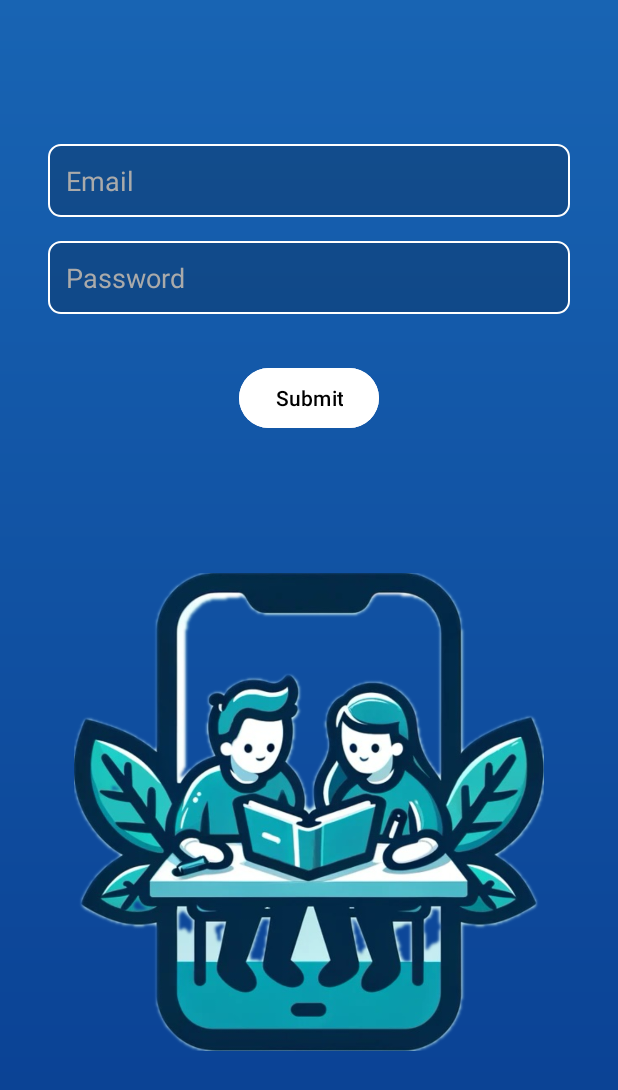
After one commit to T-A-Winter/StudyMate, an Android app: the LoginEmail screen opened directly, with no data from a screen before it, on a phone screen of 412 x 824 dp. The commit adds this screen. Shown: the top 1090 px of the screen. Run offline under Robolectric (Android 15) with nearby library versions, the light colour scheme and no system bars; Roboto replaces fonts that are not available here.

Commit message:
Added Login Email screen

```diff
--- a/app/src/main/AndroidManifest.xml
+++ b/app/src/main/AndroidManifest.xml
@@ -16,6 +16,9 @@
         android:supportsRtl="true"
         android:theme="@style/Theme.StudyMate"
         tools:targetApi="31">
+        <activity
+            android:name=".LoginEmail"
+            android:exported="false" />
         <activity
             android:name=".SettingsActivity"
             android:exported="false" />
--- a/app/src/main/java/univie/hci/studymate/CreateAccount.java
+++ b/app/src/main/java/univie/hci/studymate/CreateAccount.java
@@ -27,7 +27,7 @@ public class CreateAccount extends AppCompatActivity {
     private University selectedUniversity;
     private Spinner tagSpinner;
 
-    // ActivityResultLauncher für das Ergebnis nach Auswahl des Bildes
+
     private final ActivityResultLauncher<Intent> mGetContent = registerForActivityResult(new ActivityResultContracts.StartActivityForResult(),
             result -> {
                 if (result.getResultCode() == RESULT_OK && result.getData() != null) {
--- /dev/null
+++ b/app/src/main/java/univie/hci/studymate/LoginEmail.java
@@ -0,0 +1,44 @@
+package univie.hci.studymate;
+
+import android.content.Intent;
+import android.os.Bundle;
+import android.view.View;
+import android.widget.Button;
+import android.widget.EditText;
+
+import androidx.appcompat.app.AppCompatActivity;
+
+public class LoginEmail extends AppCompatActivity {
+
+    private EditText emailEditText, passwordEditText;
+    private Button submitLoginButton;
+
+    @Override
+    protected void onCreate(Bundle savedInstanceState) {
+        super.onCreate(savedInstanceState);
+        setContentView(R.layout.activity_login_email);
+
+        emailEditText = findViewById(R.id.emailEditText);
+        passwordEditText = findViewById(R.id.passwordEditText);
+        submitLoginButton = findViewById(R.id.submitLoginButton);
+
+        submitLoginButton.setOnClickListener(new View.OnClickListener() {
+            @Override
+            public void onClick(View v) {
+                // prüft ob daten gültig sind bzw. felder leer sind "validateCredentials
+                if (checkInputs(emailEditText.getText().toString(), passwordEditText.getText().toString())) {
+                    Intent intent = new Intent(LoginEmail.this, MatchingAlgorithm.class);
+                    startActivity(intent);
+                } else {
+                    emailEditText.setError("Email cant be empty");
+                    passwordEditText.setError("Password cant be empty");
+                }
+            }
+        });
+    }
+
+    //immer richtig ausser email und pw felder leer
+    private boolean checkInputs(String email, String password) {
+        return !email.isEmpty() && !password.isEmpty();
+    }
+}
--- a/app/src/main/java/univie/hci/studymate/MainActivity.java
+++ b/app/src/main/java/univie/hci/studymate/MainActivity.java
@@ -4,6 +4,7 @@ import android.content.Intent;
 import android.os.Bundle;
 import android.view.View;
 import android.widget.Button;
+import android.widget.EditText;
 
 import androidx.activity.EdgeToEdge;
 import androidx.appcompat.app.AppCompatActivity;
@@ -13,7 +14,12 @@ import androidx.core.view.WindowInsetsCompat;
 
 public class MainActivity extends AppCompatActivity {
     public static final String USER_MATCHING_ALGO_STRING = "USER_MATCHING_ALGO_STRING";
-    private Button createAccountButton;
+    private Button createAccountButton ;
+
+
+    private Button loginEmailButton;
+
+
 
     @Override
     protected void onCreate(Bundle savedInstanceState) {
@@ -21,6 +27,7 @@ public class MainActivity extends AppCompatActivity {
         EdgeToEdge.enable(this);
         setContentView(R.layout.activity_main);
         createAccountButton = findViewById(R.id.createAccountButton);
+        loginEmailButton = findViewById(R.id.loginEmailButton);
 
       /*  ViewCompat.setOnApplyWindowInsetsListener(findViewById(R.id.main), (v, insets) -> {
             Insets systemBars = insets.getInsets(WindowInsetsCompat.Type.systemBars());
@@ -30,14 +37,29 @@ public class MainActivity extends AppCompatActivity {
         createAccountButton.setOnClickListener(new View.OnClickListener() {
             @Override
             public void onClick(View v) {
-                // Intent erstellen, um zur RegistrationActivity zu wechseln
+
                 Intent intent = new Intent(MainActivity.this, CreateAccount.class);
                 startActivity(intent);
             }
+
+
         });
+
+        loginEmailButton.setOnClickListener(new View.OnClickListener() {
+            @Override
+            public void onClick(View v) {
+                Intent intent = new Intent(MainActivity.this, LoginEmail.class);
+                startActivity(intent);
+            }
+        });
+
+
+
+
         // TODO: Comment this out for now. Otherwise it starts the search/matching algo
        // startSearch();
     }
+
         //TODO: eventuell löschen weil man aus CreateAccount.java auf MatchingAlgorithm zugreifen kann
     private void startSearch() {
         Intent intent = new Intent(MainActivity.this, MatchingAlgorithm.class);
@@ -46,4 +68,6 @@ public class MainActivity extends AppCompatActivity {
         // intent.putExtra(USER_MATCHING_ALGO_STRING, user);
         startActivity(intent);
     }
+
+
 }
--- /dev/null
+++ b/app/src/main/res/drawable/edit_text_background.xml
@@ -0,0 +1,7 @@
+<?xml version="1.0" encoding="utf-8"?>
+<shape xmlns:android="http://schemas.android.com/apk/res/android">
+    <solid android:color="#33000000"/>
+    <corners android:radius="8dp"/>
+    <padding android:left="10dp" android:top="10dp" android:right="10dp" android:bottom="10dp"/>
+    <stroke android:width="1dp" android:color="#FFFFFF"/>
+</shape>
--- /dev/null
+++ b/app/src/main/res/layout/activity_login_email.xml
@@ -0,0 +1,71 @@
+<?xml version="1.0" encoding="utf-8"?>
+<androidx.constraintlayout.widget.ConstraintLayout xmlns:android="http://schemas.android.com/apk/res/android"
+    xmlns:app="http://schemas.android.com/apk/res-auto"
+    xmlns:tools="http://schemas.android.com/tools"
+    android:layout_width="match_parent"
+    android:layout_height="match_parent"
+    android:background="@drawable/background_gradient"
+    tools:context=".LoginEmail">
+
+    <EditText
+        android:id="@+id/emailEditText"
+        android:layout_width="0dp"
+        android:layout_height="wrap_content"
+        android:layout_marginStart="32dp"
+        android:layout_marginTop="96dp"
+        android:layout_marginEnd="32dp"
+        android:background="@drawable/edit_text_background"
+        android:hint="Email"
+        android:inputType="textEmailAddress"
+        android:padding="12dp"
+        android:textColor="@android:color/white"
+        android:textColorHint="#AAAAAA"
+        app:layout_constraintEnd_toEndOf="parent"
+        app:layout_constraintHorizontal_bias="0.0"
+        app:layout_constraintStart_toStartOf="parent"
+        app:layout_constraintTop_toTopOf="parent" />
+
+    <EditText
+        android:id="@+id/passwordEditText"
+        android:layout_width="0dp"
+        android:layout_height="wrap_content"
+        android:hint="Password"
+        android:inputType="textPassword"
+        android:textColor="@android:color/white"
+        android:textColorHint="#AAAAAA"
+        android:background="@drawable/edit_text_background"
+        app:layout_constraintTop_toBottomOf="@id/emailEditText"
+        app:layout_constraintStart_toStartOf="parent"
+        app:layout_constraintEnd_toEndOf="parent"
+        android:layout_marginTop="16dp"
+        android:layout_marginStart="32dp"
+        android:layout_marginEnd="32dp"
+        android:padding="12dp"/>
+
+    <Button
+        android:id="@+id/submitLoginButton"
+        android:layout_width="wrap_content"
+        android:layout_height="wrap_content"
+        android:text="Submit"
+        android:backgroundTint="#FFFFFF"
+        android:textColor="#000000"
+        app:layout_constraintTop_toBottomOf="@id/passwordEditText"
+        app:layout_constraintStart_toStartOf="parent"
+        app:layout_constraintEnd_toEndOf="parent"
+        app:layout_constraintHorizontal_bias="0.5"
+        android:layout_marginTop="32dp"/>
+
+    <ImageView
+        android:id="@+id/imageView4"
+        android:layout_width="313dp"
+        android:layout_height="389dp"
+        android:layout_marginStart="49dp"
+        android:layout_marginEnd="49dp"
+        android:layout_marginBottom="31dp"
+        app:layout_constraintBottom_toBottomOf="parent"
+        app:layout_constraintEnd_toEndOf="parent"
+        app:layout_constraintStart_toStartOf="parent"
+        app:layout_constraintTop_toBottomOf="@+id/submitLoginButton"
+        app:srcCompat="@drawable/logo" />
+
+</androidx.constraintlayout.widget.ConstraintLayout>
```
